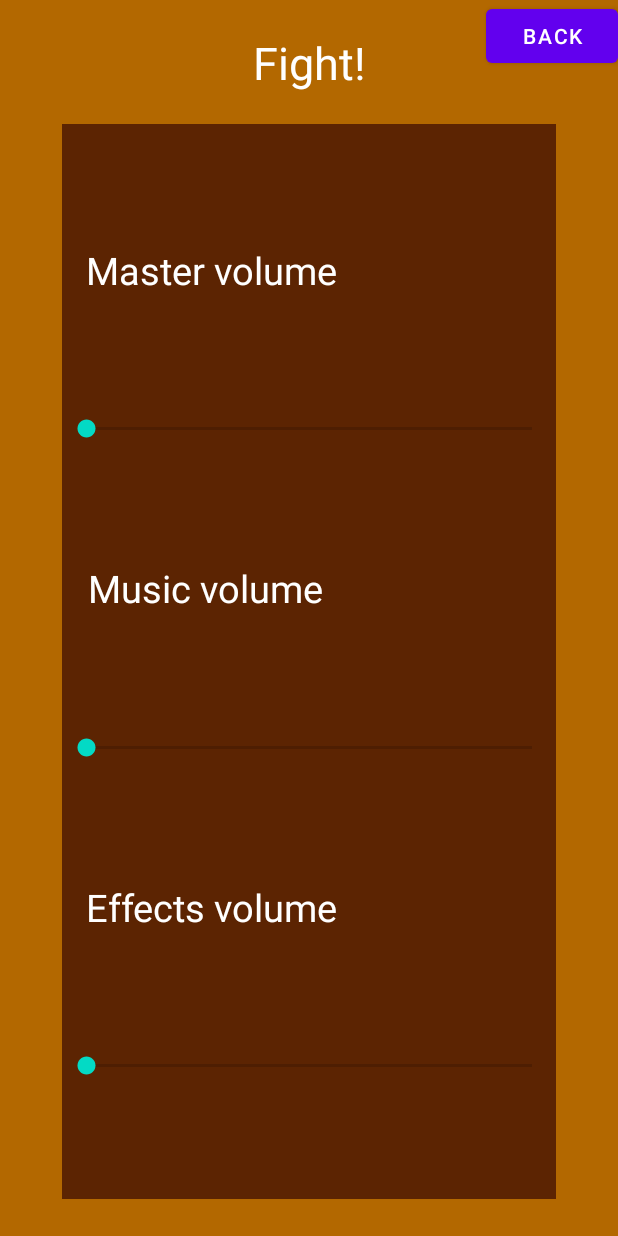
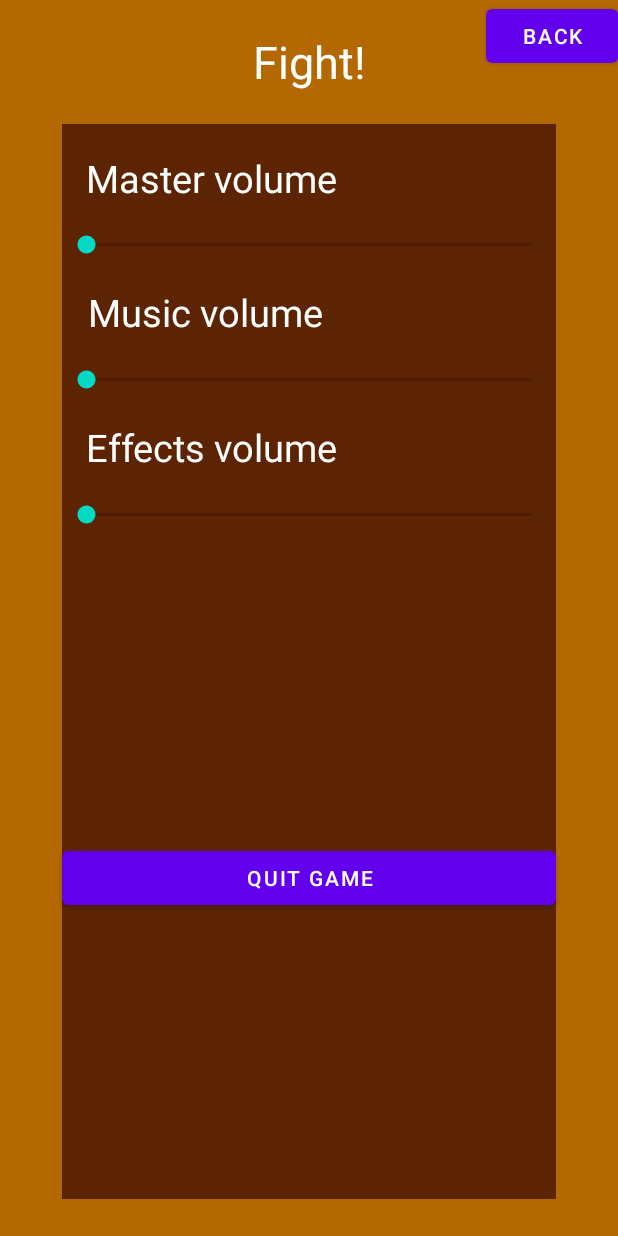
Before and after one commit to Remmy7/idleGame, an Android app: the layout fragment_settings_menu.xml on its own in the app's theme, with its tools: preview values and no code run, on a phone screen of 412 x 824 dp. Run offline under Robolectric (Android 15) with nearby library versions, the phone set to English and light mode, and no system bars.

Commit message:
adding quit button

```diff
--- a/app/src/main/res/layout/fragment_settings_menu.xml
+++ b/app/src/main/res/layout/fragment_settings_menu.xml
@@ -29,6 +29,13 @@
             android:layout_height="wrap_content"
             android:orientation="horizontal"
             app:layout_constraintGuide_percent="0.97" />
+
+        <androidx.constraintlayout.widget.Guideline
+            android:id="@+id/settings_menu_guideline_horizontal_bottom_2"
+            android:layout_width="wrap_content"
+            android:layout_height="wrap_content"
+            android:orientation="horizontal"
+            app:layout_constraintGuide_percent="0.45" />
 
         <androidx.constraintlayout.widget.Guideline
             android:id="@+id/settings_menu_guideline_vertical_left"
@@ -142,8 +149,20 @@
             app:layout_constraintTop_toBottomOf="@id/settings_menu_effects_volume"
             app:layout_constraintLeft_toLeftOf="@id/settings_menu_guideline_vertical_left"
             app:layout_constraintRight_toRightOf="@id/settings_menu_guideline_vertical_right"
-            app:layout_constraintBottom_toTopOf="@id/settings_menu_guideline_horizontal_bottom"
+            app:layout_constraintBottom_toTopOf="@id/settings_menu_guideline_horizontal_bottom_2"
             app:layout_constraintHorizontal_bias="0.1"
+            />
+
+        <Button
+            android:id="@+id/settings_menu_quit_button"
+            android:text="@string/quit_button"
+            android:layout_width="0dp"
+            android:layout_height="wrap_content"
+            app:layout_constraintTop_toBottomOf="@id/settings_menu_guideline_horizontal_bottom"
+            app:layout_constraintBottom_toTopOf="@id/settings_menu_guideline_horizontal_bottom_2"
+            app:layout_constraintLeft_toLeftOf="@id/settings_menu_guideline_vertical_left"
+            app:layout_constraintRight_toRightOf="@id/settings_menu_guideline_vertical_right"
+
             />
     </androidx.constraintlayout.widget.ConstraintLayout>
 
```
